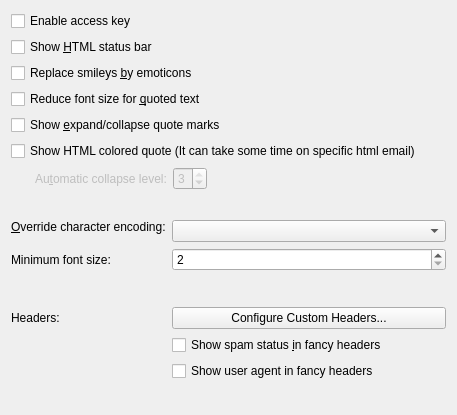
This is messageviewer/src/ui/settings.ui in KDE/messagelib as Qt 5 draws it before an edit. The edited form follows.
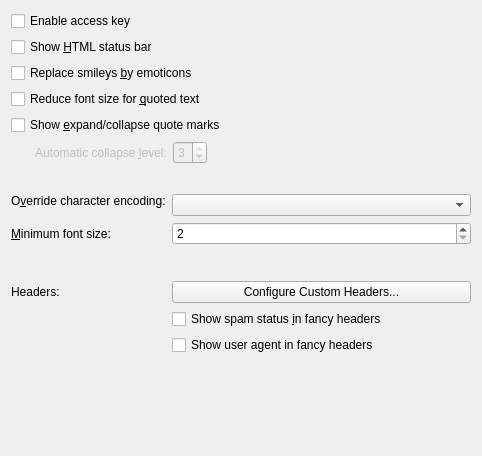
This is the edited form. Custom widgets are drawn as their Qt base class.

Commit message: Remove unused settings now

```diff
--- a/messageviewer/src/ui/settings.ui
+++ b/messageviewer/src/ui/settings.ui
@@ -23,8 +23,8 @@
    <rect>
     <x>0</x>
     <y>0</y>
-    <width>457</width>
-    <height>415</height>
+    <width>482</width>
+    <height>456</height>
    </rect>
   </property>
   <property name="windowTitle">
@@ -68,13 +68,6 @@
        </property>
       </widget>
      </item>
-     <item>
-      <widget class="QCheckBox" name="kcfg_HtmlQuoteColorerEnabled">
-       <property name="text">
-        <string>Show HTML colored quote (It can take some time on specific html email)</string>
-       </property>
-      </widget>
-     </item>
      <item>
       <layout class="QHBoxLayout" name="horizontalLayout_2">
        <item>
@@ -99,7 +92,7 @@
           <bool>false</bool>
          </property>
          <property name="text">
-          <string>Au&amp;tomatic collapse level:</string>
+          <string>Automatic collapse &amp;level:</string>
          </property>
          <property name="buddy">
           <cstring>kcfg_CollapseQuoteLevelSpin</cstring>
@@ -166,7 +159,7 @@
         </sizepolicy>
        </property>
        <property name="text">
-        <string>&amp;Override character encoding:</string>
+        <string>O&amp;verride character encoding:</string>
        </property>
        <property name="buddy">
         <cstring>overrideCharacterEncoding</cstring>
@@ -186,7 +179,7 @@
      <item row="1" column="0">
       <widget class="QLabel" name="label_4">
        <property name="text">
-        <string>Minimum font size:</string>
+        <string>&amp;Minimum font size:</string>
        </property>
        <property name="buddy">
         <cstring>kcfg_MinimumFontSize</cstring>
```
The commit also changes 1 other file.
